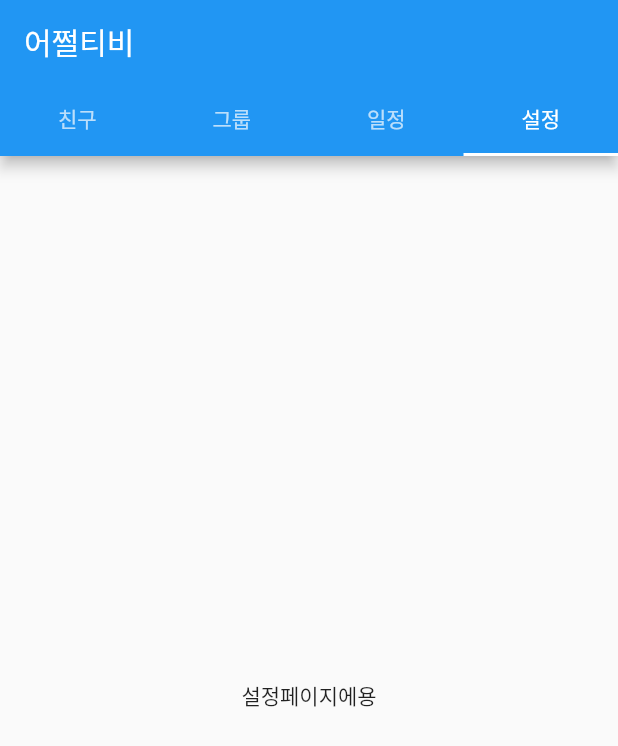
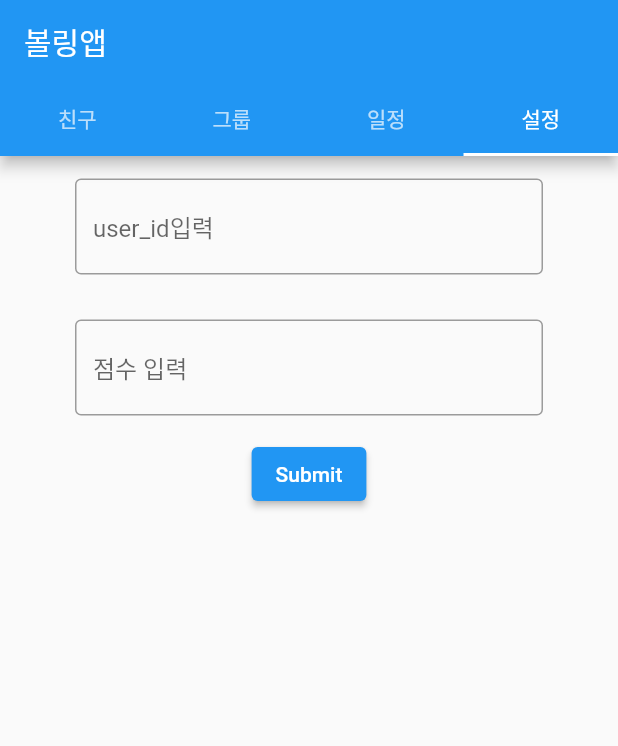
Before and after one commit to gon2gon2/bowling-flutter, a Flutter app: the screen it shows after launch, tab 4 chosen, on a phone screen of 412 x 824 dp. Shown: the top 746 px of the screen. Run offline on Flutter 3.47's test engine with Material 2 defaults, Android fonts, the phone set to English and light mode, and no system bars; network calls fail.

Commit message:
inputbox 생성, submit 기능 필요

```diff
--- a/lib/main.dart
+++ b/lib/main.dart
@@ -3,8 +3,12 @@ import 'package:http/http.dart' as http;
 import 'dart:convert';
 import 'user.dart';
 
+const myServerUri = "http://10.0.2.2:3000/scores";
+const awsServerUri = "http://35.175.146.220:9711/scores";
+
 Future<List<User>> fetchPost() async {
-  final response = await http.get(Uri.parse("http://10.0.2.2:5000/"));
+  // final response = await http.get(Uri.parse(myServerUri));
+  final response = await http.get(Uri.parse(awsServerUri));
 
   if (response.statusCode == 200) {
     var jsonData = jsonDecode(utf8.decode(response.bodyBytes));
@@ -16,8 +20,23 @@ Future<List<User>> fetchPost() async {
   }
 }
 
+Future<http.Response> createScore() {
+  return http.post(
+    Uri.parse(awsServerUri),
+    headers: <String, String>{
+      'Content-Type': 'application/json; charset=UTF-8',
+    },
+    body: jsonEncode(<String, dynamic>{
+      "user_id":6,
+      "when":"2022-03-25T06:49:07.342Z",
+      "place_id":1,
+      "value":1000
+    }),
+  );
+}
+
 // void main() {
-//   fetchPost();
+//   createScore();
 // }
 
 void main() {
@@ -44,7 +63,7 @@ class MyApp extends StatelessWidget {
                 Tab(text: "설정"),
               ],
             ),
-            title: const Text("어쩔티비"),
+            title: const Text("볼링앱"),
           ),
           body: const TabBarView(
             children: [
@@ -207,17 +226,19 @@ class _FriendPageState extends State<FriendPage> {
                         context: context,
                         builder: (BuildContext context) {
                           return AlertDialog(
-                            title: Text('${snapshot.data[index].userName}의 상세정보'),
+                              title: Text(
+                                  '${snapshot.data[index].userName}의 상세정보'),
                               content: SizedBox(
                                 child: Column(children: [
-                                Text(('평균 점수: ${snapshot.data[index].average}')),
-                                Text(('핸디캡: ${snapshot.data[index].handicap}'))
+                                  Text(
+                                      ('평균 점수: ${snapshot.data[index].average}')),
+                                  Text(
+                                      ('핸디캡: ${snapshot.data[index].handicap}'))
                                 ]),
                                 height: 100,
                               ));
                         });
                   },
-                // onTap: fetchPost,
                 ));
               },
             );
@@ -236,34 +257,6 @@ class _FriendPageState extends State<FriendPage> {
             child: children,
           );
         });
-    // return _allUsers.isNotEmpty
-    //     ? ListView.builder(
-    //         itemCount: _allUsers.length,
-    //         itemBuilder: (context, int index) {
-    //           return Card(
-    //               child: ListTile(
-    //             title: Text(_allUsers[index].userName),
-    //             leading: const Icon(Icons.account_circle_sharp),
-    //             // onTap: () {
-    //             //   showDialog(
-    //             //       context: context,
-    //             //       builder: (BuildContext context) {
-    //             //         return AlertDialog(
-    //             //             title: Text('${_allUsers[index].userName}의 상세정보'),
-    //             //             content: SizedBox(
-    //             //               child: Column(children: [
-    //             //                 Text(('평균 점수: ${_allUsers[index].average}')),
-    //             //                 Text(('핸디캡: ${_allUsers[index].handicap}'))
-    //             //               ]),
-    //             //               height: 100,
-    //             //             ));
-    //             //       });
-    //             // },
-    //             onTap: fetchPost,
-    //           ));
-    //         },
-    //       )
-    //     : const Text("No items");
   }
 }
 
@@ -295,7 +288,73 @@ class SettingPage extends StatelessWidget {
   @override
   Widget build(BuildContext context) {
     return const Center(
-      child: Text("설정페이지에용"),
+      child: MyCustomFormState(),
     );
   }
 }
+
+class MyCustomFormState extends StatefulWidget {
+  const MyCustomFormState({ Key? key }) : super(key: key);
+
+  @override
+  State<MyCustomFormState> createState() => _MyCustomFormStateState();
+}
+
+class _MyCustomFormStateState extends State<MyCustomFormState> {
+
+  final _formKey = GlobalKey<FormState>();
+
+  @override
+  Widget build(BuildContext context) {
+    return Form(
+      key: _formKey,
+      child: Column(
+        children: <Widget>[
+          Padding(
+            padding: const EdgeInsets.symmetric(horizontal: 50, vertical: 15),
+            child: TextFormField(
+            // The validator receives the text that the user has entered.
+              decoration: const InputDecoration(
+                border: OutlineInputBorder(),
+                hintText: 'user_id입력',
+              ),
+              validator: (value) {
+                if (value == null || value.isEmpty) {
+                  return 'Please enter some text';
+                }
+                return null;
+              },
+            )),
+          Padding(
+            padding: const EdgeInsets.symmetric(horizontal: 50, vertical: 15),
+            child: TextFormField(
+            // The validator receives the text that the user has entered.
+              decoration: const InputDecoration(
+                border: OutlineInputBorder(),
+                hintText: '점수 입력',
+              ),
+              validator: (value) {
+                if (value == null || value.isEmpty) {
+                  return 'Please enter some text';
+                }
+                return null;
+              },
+            )),
+          ElevatedButton(
+            onPressed: () {
+              // Validate returns true if the form is valid, or false otherwise.
+              if (_formKey.currentState!.validate()) {
+                // If the form is valid, display a snackbar. In the real world,
+                // you'd often call a server or save the information in a database.
+                ScaffoldMessenger.of(context).showSnackBar(
+                  const SnackBar(content: Text('Processing Data')),
+                );
+              }
+            },
+            child: const Text('Submit'),
+          ),
+        ],
+      ),
+    );
+  }
+}
```
Also changed, not shown: 1 other file. Lines whose indentation alone changed are shown as unchanged.
